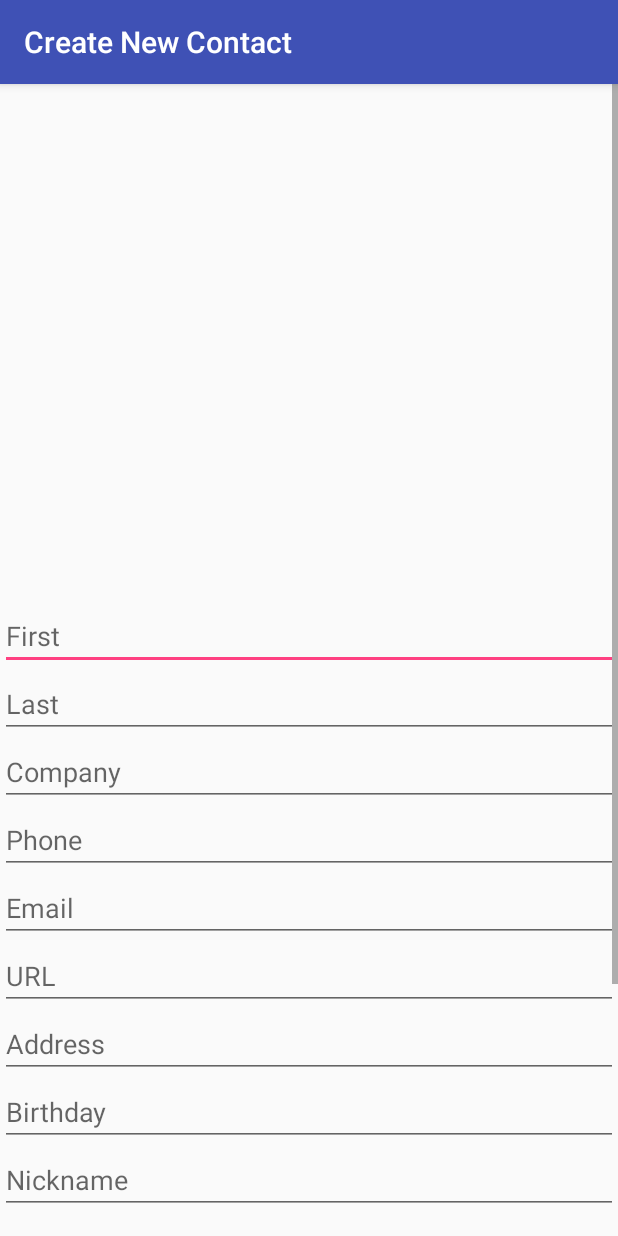
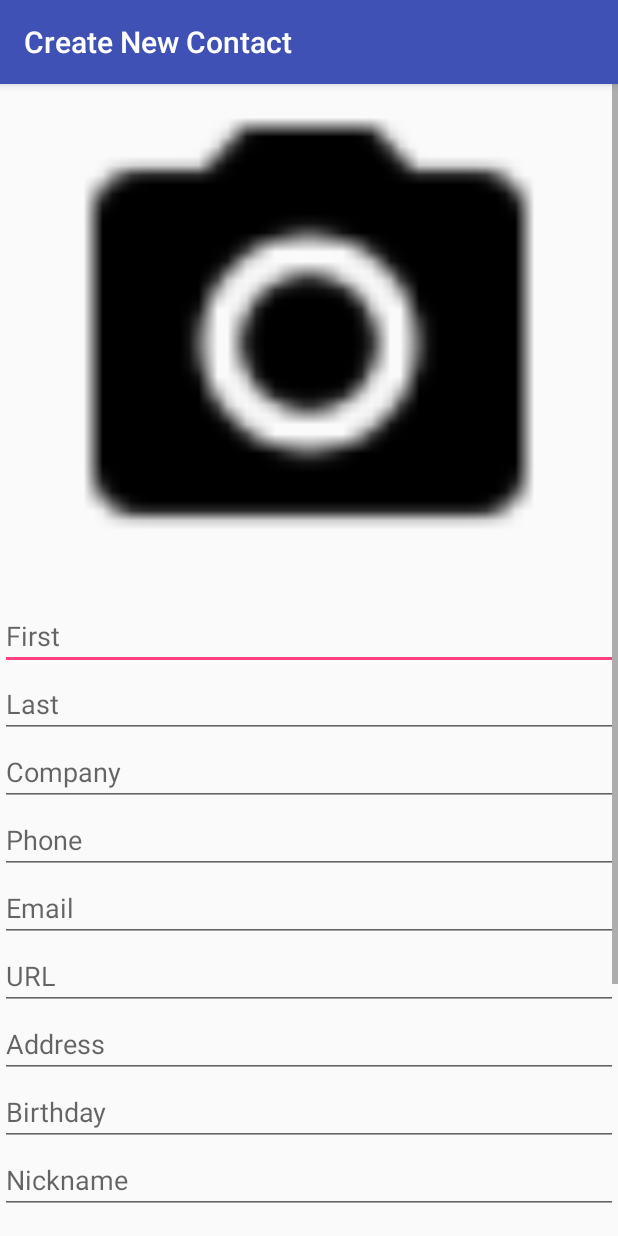
Before and after one commit to Michael-Holmes/Homework1, an Android app: the CreateNewContact screen opened directly, with no data from a screen before it, on a phone screen of 412 x 824 dp. Run offline under Robolectric (Android 15) with nearby library versions, the phone set to English and light mode, and no system bars.

Commit message:
added drawables

```diff
--- a/app/src/main/res/layout/activity_create_new_contact.xml
+++ b/app/src/main/res/layout/activity_create_new_contact.xml
@@ -20,7 +20,8 @@
             <ImageView
                 android:id="@+id/ibProfilePicture"
                 android:layout_width="match_parent"
-                android:layout_height="345dp" />
+                android:layout_height="345dp"
+                android:src="@drawable/baseline_camera_alt_black_18dp"/>
 
             <EditText
                 android:id="@+id/etFirst"
--- a/app/src/main/res/layout/listview_row.xml
+++ b/app/src/main/res/layout/listview_row.xml
@@ -11,7 +11,8 @@
         android:layout_height="50dp"
         app:srcCompat="@mipmap/ic_launcher"
         android:layout_gravity="center"
-        android:paddingLeft="10dp"/>
+        android:paddingLeft="10dp"
+        android:src="@drawable/baseline_insert_photo_black_18dp"/>
 
     <LinearLayout
         android:id="@+id/contactItem"
```
Also changed, not shown: app/src/main/res/drawable-v24/baseline_camera_alt_black_18dp.png (added), app/src/main/res/drawable-v24/baseline_insert_photo_black_18dp.png (added), app/src/main/res/drawable/baseline_camera_alt_black_18dp.png (added), app/src/main/res/drawable/baseline_insert_photo_black_18dp.png (added).
